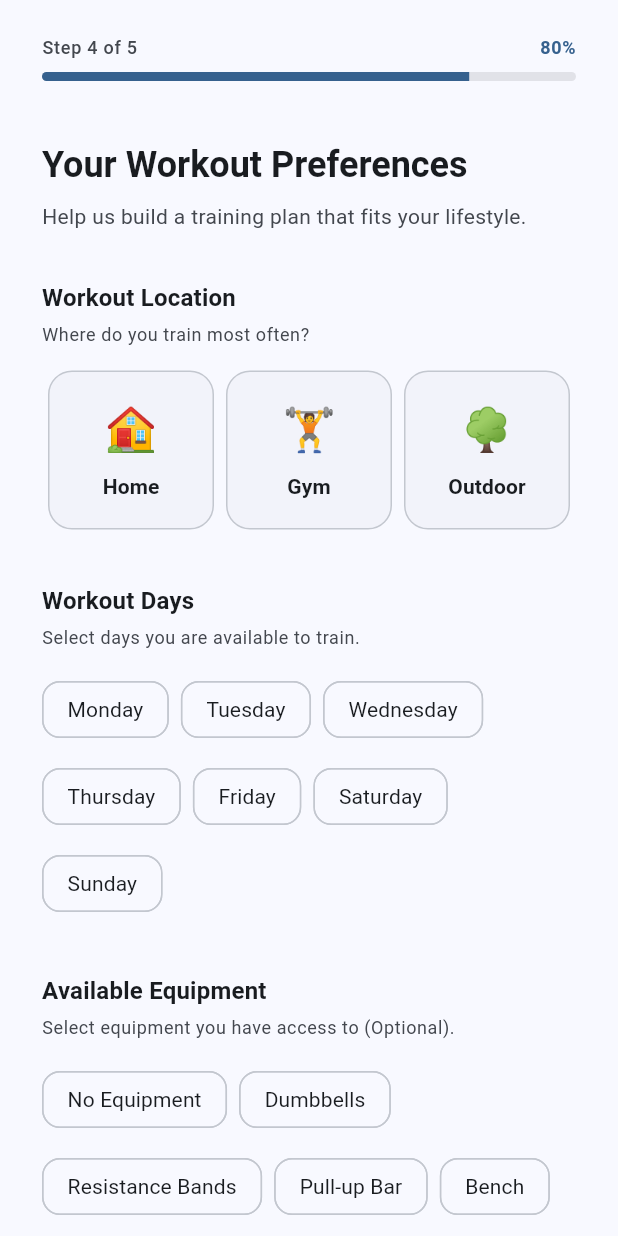
After one commit to SRIGIRI002/FitMotionAI, a Flutter app: the WorkoutPreferencesScreen screen opened by its route, on a phone screen of 412 x 824 dp. The commit adds this screen. Run offline on Flutter 3.47's test engine with Material 3 defaults, Android fonts, the phone set to English and light mode, and no system bars; our stand-ins replace firebase_auth, firebase_core, go_router; accounts and stored records are empty.

Commit message:
Sprint 3.4: Workout preferences onboarding

```diff
--- a/lib/app/router.dart
+++ b/lib/app/router.dart
@@ -10,6 +10,7 @@ import '../features/onboarding/presentation/pages/fitness_goal_screen.dart';
 import '../features/onboarding/presentation/pages/onboarding_page.dart';
 import '../features/onboarding/presentation/pages/splash_page.dart';
 import '../features/onboarding/presentation/pages/welcome_screen.dart';
+import '../features/onboarding/presentation/pages/workout_preferences_screen.dart';
 
 final appRouter = GoRouter(
   initialLocation: '/',
@@ -51,6 +52,10 @@ final appRouter = GoRouter(
       builder: (context, state) => const FitnessGoalScreen(),
     ),
     GoRoute(
+      path: '/onboarding/preferences',
+      builder: (context, state) => const WorkoutPreferencesScreen(),
+    ),
+    GoRoute(
       path: '/dashboard',
       builder: (context, state) => const DashboardPage(),
     ),
--- a/lib/features/onboarding/presentation/pages/fitness_goal_screen.dart
+++ b/lib/features/onboarding/presentation/pages/fitness_goal_screen.dart
@@ -88,8 +88,7 @@ class _FitnessGoalScreenState extends State<FitnessGoalScreen> {
 
   void _handleContinue() {
     if (!_validate()) return;
-    // Navigate to the next onboarding step or dashboard
-    context.go('/dashboard');
+    context.go('/onboarding/preferences');
   }
 
   void _showSnackBar(String message) {
--- /dev/null
+++ b/lib/features/onboarding/presentation/pages/workout_preferences_screen.dart
@@ -0,0 +1,512 @@
+import 'package:flutter/material.dart';
+import 'package:go_router/go_router.dart';
+
+class WorkoutPreferencesScreen extends StatefulWidget {
+  const WorkoutPreferencesScreen({super.key});
+
+  @override
+  State<WorkoutPreferencesScreen> createState() =>
+      _WorkoutPreferencesScreenState();
+}
+
+class _WorkoutPreferencesScreenState extends State<WorkoutPreferencesScreen> {
+  String? _selectedLocation;
+  final Set<String> _selectedDays = {};
+  final Set<String> _selectedEquipment = {};
+  String? _selectedDuration;
+
+  static const List<_LocationOption> _locations = [
+    _LocationOption(id: 'home', emoji: '🏠', title: 'Home'),
+    _LocationOption(id: 'gym', emoji: '🏋️', title: 'Gym'),
+    _LocationOption(id: 'outdoor', emoji: '🌳', title: 'Outdoor'),
+  ];
+
+  static const List<String> _days = [
+    'Monday',
+    'Tuesday',
+    'Wednesday',
+    'Thursday',
+    'Friday',
+    'Saturday',
+    'Sunday',
+  ];
+
+  static const List<String> _equipmentList = [
+    'No Equipment',
+    'Dumbbells',
+    'Resistance Bands',
+    'Pull-up Bar',
+    'Bench',
+    'Yoga Mat',
+    'Kettlebell',
+    'Treadmill',
+    'Exercise Bike',
+  ];
+
+  static const List<String> _durations = [
+    '15 min',
+    '30 min',
+    '45 min',
+    '60 min',
+    '90 min',
+  ];
+
+  bool _validate() {
+    if (_selectedLocation == null) {
+      _showSnackBar('Please select your preferred workout location.');
+      return false;
+    }
+    if (_selectedDays.isEmpty) {
+      _showSnackBar('Please select at least one workout day.');
+      return false;
+    }
+    if (_selectedDuration == null) {
+      _showSnackBar('Please select your preferred workout duration.');
+      return false;
+    }
+    return true;
+  }
+
+  void _handleContinue() {
+    if (!_validate()) return;
+    // Next onboarding step will be wired here in a future sprint
+    context.go('/dashboard');
+  }
+
+  void _showSnackBar(String message) {
+    ScaffoldMessenger.of(context).showSnackBar(
+      SnackBar(content: Text(message)),
+    );
+  }
+
+  @override
+  Widget build(BuildContext context) {
+    final colorScheme = Theme.of(context).colorScheme;
+    final textTheme = Theme.of(context).textTheme;
+
+    return Scaffold(
+      body: SafeArea(
+        child: Column(
+          crossAxisAlignment: CrossAxisAlignment.stretch,
+          children: [
+            // ── Progress Header (Step 4 of 5, 80%) ──────────────────
+            _OnboardingProgressHeader(
+              colorScheme: colorScheme,
+              step: 4,
+              totalSteps: 5,
+              percent: 0.8,
+              label: '80%',
+            ),
+
+            // ── Scrollable Content ──────────────────────────────────
+            Expanded(
+              child: SingleChildScrollView(
+                padding: const EdgeInsets.symmetric(
+                  horizontal: 28.0,
+                  vertical: 32.0,
+                ),
+                child: Column(
+                  crossAxisAlignment: CrossAxisAlignment.stretch,
+                  children: [
+                    // ── Title & Subtitle ─────────────────────────────
+                    Text(
+                      'Your Workout Preferences',
+                      style: textTheme.headlineSmall?.copyWith(
+                        fontWeight: FontWeight.bold,
+                        color: colorScheme.onSurface,
+                      ),
+                    ),
+
+                    const SizedBox(height: 8),
+
+                    Text(
+                      'Help us build a training plan that fits your lifestyle.',
+                      style: textTheme.bodyMedium?.copyWith(
+                        color: colorScheme.onSurfaceVariant,
+                        height: 1.5,
+                      ),
+                    ),
+
+                    const SizedBox(height: 32),
+
+                    // ── SECTION 1: Workout Location ─────────────────
+                    _SectionTitle(
+                      title: 'Workout Location',
+                      subtitle: 'Where do you train most often?',
+                      textTheme: textTheme,
+                      colorScheme: colorScheme,
+                    ),
+
+                    const SizedBox(height: 16),
+
+                    Row(
+                      children: _locations.map((loc) {
+                        final isSelected = _selectedLocation == loc.id;
+                        return Expanded(
+                          child: Padding(
+                            padding: const EdgeInsets.symmetric(horizontal: 4.0),
+                            child: GestureDetector(
+                              onTap: () =>
+                                  setState(() => _selectedLocation = loc.id),
+                              child: AnimatedContainer(
+                                duration: const Duration(milliseconds: 200),
+                                padding: const EdgeInsets.symmetric(
+                                  vertical: 18.0,
+                                  horizontal: 8.0,
+                                ),
+                                decoration: BoxDecoration(
+                                  color: isSelected
+                                      ? colorScheme.primaryContainer.withAlpha(140)
+                                      : colorScheme.surfaceContainerLow,
+                                  borderRadius: BorderRadius.circular(16),
+                                  border: Border.all(
+                                    color: isSelected
+                                        ? colorScheme.primary
+                                        : colorScheme.outlineVariant,
+                                    width: isSelected ? 2 : 1,
+                                  ),
+                                ),
+                                child: Column(
+                                  children: [
+                                    Text(
+                                      loc.emoji,
+                                      style: const TextStyle(fontSize: 28),
+                                    ),
+                                    const SizedBox(height: 8),
+                                    Text(
+                                      loc.title,
+                                      style: textTheme.labelLarge?.copyWith(
+                                        fontWeight: isSelected
+                                            ? FontWeight.bold
+                                            : FontWeight.w600,
+                                        color: colorScheme.onSurface,
+                                      ),
+                                    ),
+                                  ],
+                                ),
+                              ),
+                            ),
+                          ),
+                        );
+                      }).toList(),
+                    ),
+
+                    const SizedBox(height: 36),
+
+                    // ── SECTION 2: Workout Days ─────────────────────
+                    _SectionTitle(
+                      title: 'Workout Days',
+                      subtitle: 'Select days you are available to train.',
+                      textTheme: textTheme,
+                      colorScheme: colorScheme,
+                    ),
+
+                    const SizedBox(height: 16),
+
+                    Wrap(
+                      spacing: 8.0,
+                      runSpacing: 10.0,
+                      children: _days.map((day) {
+                        final isSelected = _selectedDays.contains(day);
+                        return FilterChip(
+                          label: Text(day),
+                          selected: isSelected,
+                          onSelected: (selected) {
+                            setState(() {
+                              if (selected) {
+                                _selectedDays.add(day);
+                              } else {
+                                _selectedDays.remove(day);
+                              }
+                            });
+                          },
+                          showCheckmark: true,
+                          shape: RoundedRectangleBorder(
+                            borderRadius: BorderRadius.circular(12),
+                          ),
+                          side: BorderSide(
+                            color: isSelected
+                                ? colorScheme.primary
+                                : colorScheme.outlineVariant,
+                            width: isSelected ? 1.5 : 1,
+                          ),
+                          selectedColor: colorScheme.primaryContainer,
+                          checkmarkColor: colorScheme.primary,
+                          labelStyle: TextStyle(
+                            color: isSelected
+                                ? colorScheme.onPrimaryContainer
+                                : colorScheme.onSurface,
+                            fontWeight:
+                                isSelected ? FontWeight.bold : FontWeight.normal,
+                          ),
+                        );
+                      }).toList(),
+                    ),
+
+                    const SizedBox(height: 36),
+
+                    // ── SECTION 3: Available Equipment ──────────────
+                    _SectionTitle(
+                      title: 'Available Equipment',
+                      subtitle: 'Select equipment you have access to (Optional).',
+                      textTheme: textTheme,
+                      colorScheme: colorScheme,
+                    ),
+
+                    const SizedBox(height: 16),
+
+                    Wrap(
+                      spacing: 8.0,
+                      runSpacing: 10.0,
+                      children: _equipmentList.map((equip) {
+                        final isSelected = _selectedEquipment.contains(equip);
+                        return FilterChip(
+                          label: Text(equip),
+                          selected: isSelected,
+                          onSelected: (selected) {
+                            setState(() {
+                              if (selected) {
+                                if (equip == 'No Equipment') {
+                                  _selectedEquipment.clear();
+                                  _selectedEquipment.add(equip);
+                                } else {
+                                  _selectedEquipment.remove('No Equipment');
+                                  _selectedEquipment.add(equip);
+                                }
+                              } else {
+                                _selectedEquipment.remove(equip);
+                              }
+                            });
+                          },
+                          showCheckmark: true,
+                          shape: RoundedRectangleBorder(
+                            borderRadius: BorderRadius.circular(12),
+                          ),
+                          side: BorderSide(
+                            color: isSelected
+                                ? colorScheme.primary
+                                : colorScheme.outlineVariant,
+                            width: isSelected ? 1.5 : 1,
+                          ),
+                          selectedColor: colorScheme.primaryContainer,
+                          checkmarkColor: colorScheme.primary,
+                          labelStyle: TextStyle(
+                            color: isSelected
+                                ? colorScheme.onPrimaryContainer
+                                : colorScheme.onSurface,
+                            fontWeight:
+                                isSelected ? FontWeight.bold : FontWeight.normal,
+                          ),
+                        );
+                      }).toList(),
+                    ),
+
+                    const SizedBox(height: 36),
+
+                    // ── SECTION 4: Preferred Workout Duration ───────
+                    _SectionTitle(
+                      title: 'Preferred Duration',
+                      subtitle: 'How long do you prefer each session to be?',
+                      textTheme: textTheme,
+                      colorScheme: colorScheme,
+                    ),
+
+                    const SizedBox(height: 16),
+
+                    Wrap(
+                      spacing: 10.0,
+                      runSpacing: 10.0,
+                      children: _durations.map((duration) {
+                        final isSelected = _selectedDuration == duration;
+                        return ChoiceChip(
+                          label: Text(duration),
+                          selected: isSelected,
+                          onSelected: (selected) {
+                            setState(() {
+                              _selectedDuration = selected ? duration : null;
+                            });
+                          },
+                          shape: RoundedRectangleBorder(
+                            borderRadius: BorderRadius.circular(12),
+                          ),
+                          side: BorderSide(
+                            color: isSelected
+                                ? colorScheme.primary
+                                : colorScheme.outlineVariant,
+                            width: isSelected ? 1.5 : 1,
+                          ),
+                          selectedColor: colorScheme.primaryContainer,
+                          labelStyle: TextStyle(
+                            color: isSelected
+                                ? colorScheme.onPrimaryContainer
+                                : colorScheme.onSurface,
+                            fontWeight:
+                                isSelected ? FontWeight.bold : FontWeight.normal,
+                          ),
+                        );
+                      }).toList(),
+                    ),
+
+                    const SizedBox(height: 44),
+
+                    // ── Continue Button ──────────────────────────────
+                    FilledButton(
+                      onPressed: _handleContinue,
+                      style: FilledButton.styleFrom(
+                        minimumSize: const Size.fromHeight(52),
+                        shape: RoundedRectangleBorder(
+                          borderRadius: BorderRadius.circular(14),
+                        ),
+                      ),
+                      child: const Text(
+                        'Continue',
+                        style: TextStyle(
+                          fontSize: 16,
+                          fontWeight: FontWeight.w600,
+                        ),
+                      ),
+                    ),
+
+                    const SizedBox(height: 12),
+
+                    // ── Back Button ──────────────────────────────────
+                    OutlinedButton(
+                      onPressed: () => context.go('/onboarding/goals'),
+                      style: OutlinedButton.styleFrom(
+                        minimumSize: const Size.fromHeight(52),
+                        shape: RoundedRectangleBorder(
+                          borderRadius: BorderRadius.circular(14),
+                        ),
+                      ),
+                      child: const Text(
+                        'Back',
+                        style: TextStyle(
+                          fontSize: 16,
+                          fontWeight: FontWeight.w600,
+                        ),
+                      ),
+                    ),
+
+                    const SizedBox(height: 16),
+                  ],
+                ),
+              ),
+            ),
+          ],
+        ),
+      ),
+    );
+  }
+}
+
+// ─────────────────────────────────────────────────────────────────────────────
+// Section Title Helper
+// ─────────────────────────────────────────────────────────────────────────────
+class _SectionTitle extends StatelessWidget {
+  const _SectionTitle({
+    required this.title,
+    required this.subtitle,
+    required this.textTheme,
+    required this.colorScheme,
+  });
+
+  final String title;
+  final String subtitle;
+  final TextTheme textTheme;
+  final ColorScheme colorScheme;
+
+  @override
+  Widget build(BuildContext context) {
+    return Column(
+      crossAxisAlignment: CrossAxisAlignment.start,
+      children: [
+        Text(
+          title,
+          style: textTheme.titleMedium?.copyWith(
+            fontWeight: FontWeight.bold,
+            color: colorScheme.onSurface,
+          ),
+        ),
+        const SizedBox(height: 4),
+        Text(
+          subtitle,
+          style: textTheme.bodySmall?.copyWith(
+            color: colorScheme.onSurfaceVariant,
+          ),
+        ),
+      ],
+    );
+  }
+}
+
+// ─────────────────────────────────────────────────────────────────────────────
+// Reusable onboarding progress header
+// ─────────────────────────────────────────────────────────────────────────────
+class _OnboardingProgressHeader extends StatelessWidget {
+  const _OnboardingProgressHeader({
+    required this.colorScheme,
+    required this.step,
+    required this.totalSteps,
+    required this.percent,
+    required this.label,
+  });
+
+  final ColorScheme colorScheme;
+  final int step;
+  final int totalSteps;
+  final double percent;
+  final String label;
+
+  @override
+  Widget build(BuildContext context) {
+    return Padding(
+      padding: const EdgeInsets.fromLTRB(28, 24, 28, 0),
+      child: Column(
+        crossAxisAlignment: CrossAxisAlignment.start,
+        children: [
+          Row(
+            mainAxisAlignment: MainAxisAlignment.spaceBetween,
+            children: [
+              Text(
+                'Step $step of $totalSteps',
+                style: Theme.of(context).textTheme.labelMedium?.copyWith(
+                      color: colorScheme.onSurfaceVariant,
+                    ),
+              ),
+              Text(
+                label,
+                style: Theme.of(context).textTheme.labelMedium?.copyWith(
+                      color: colorScheme.primary,
+                      fontWeight: FontWeight.w600,
+                    ),
+              ),
+            ],
+          ),
+          const SizedBox(height: 8),
+          ClipRRect(
+            borderRadius: BorderRadius.circular(8),
+            child: LinearProgressIndicator(
+              value: percent,
+              minHeight: 6,
+              backgroundColor: colorScheme.surfaceContainerHighest,
+              valueColor: AlwaysStoppedAnimation<Color>(colorScheme.primary),
+            ),
+          ),
+          const SizedBox(height: 8),
+        ],
+      ),
+    );
+  }
+}
+
+class _LocationOption {
+  final String id;
+  final String emoji;
+  final String title;
+
+  const _LocationOption({
+    required this.id,
+    required this.emoji,
+    required this.title,
+  });
+}
```
